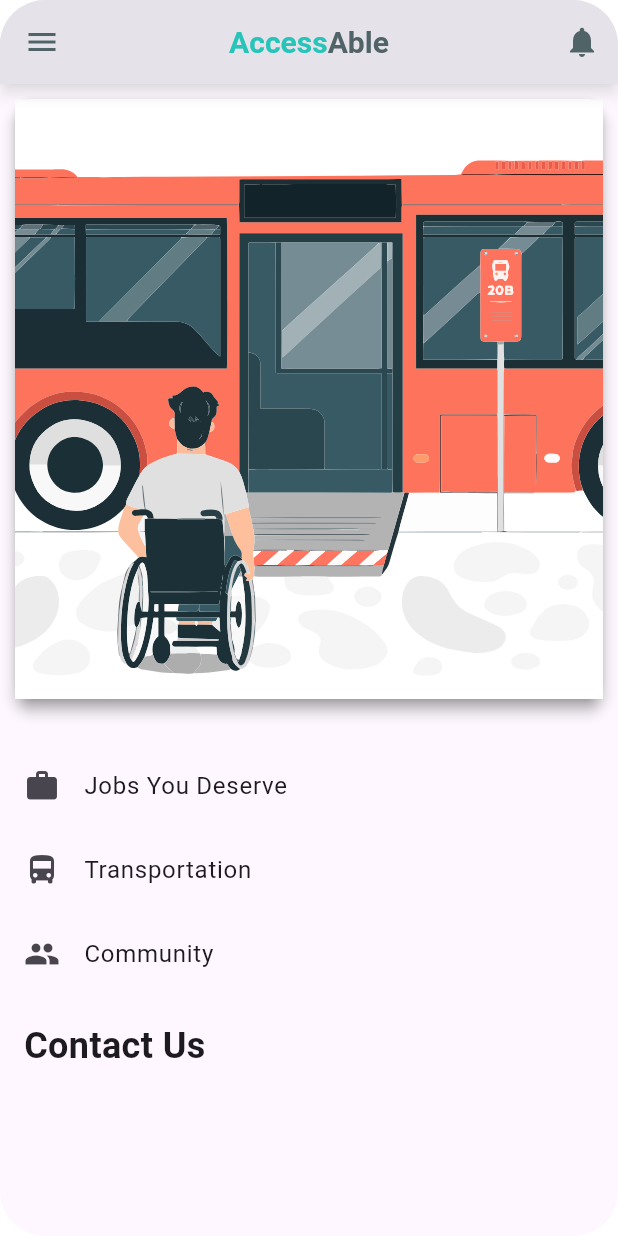
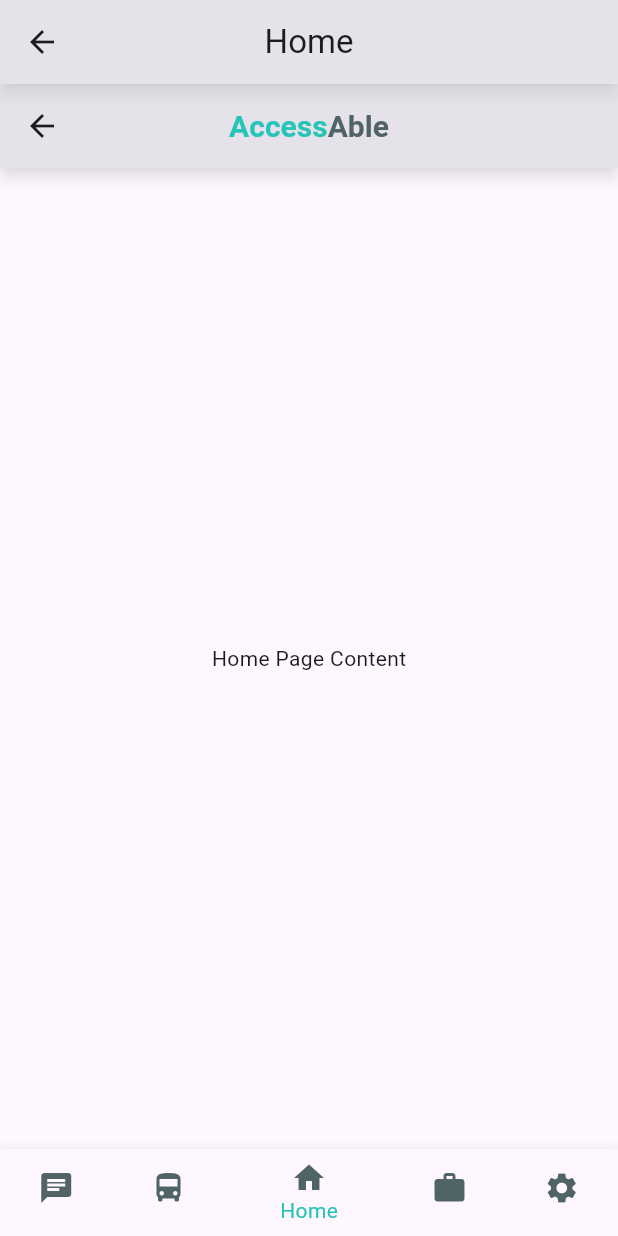
Before and after one commit to Youssef-Essam-Fathy/AccessAble, a Flutter app: the HomePage screen opened by its route, on a phone screen of 412 x 824 dp. Run offline on Flutter 3.47's test engine with Material 3 defaults, Android fonts, the phone set to English and light mode, and no system bars; our stand-ins replace cloud_firestore, firebase_auth, firebase_core, geolocator, google_maps_flutter; accounts and stored records are empty.

Commit message:
changing home style

```diff
--- a/lib/pages/community_page.dart
+++ b/lib/pages/community_page.dart
@@ -5,11 +5,8 @@ class CommunityPage extends StatelessWidget {
 
   @override
   Widget build(BuildContext context) {
-    return Scaffold(
-      appBar: AppBar(
-        title: const Text('Community Page'),
-      ),
-      body: const Center(
+    return const Scaffold(
+      body:  Center(
         child: Text('This is the Community Page'),
       ),
     );
--- a/lib/pages/home_page.dart
+++ b/lib/pages/home_page.dart
@@ -1,37 +1,89 @@
+import 'package:accessable/pages/community_page.dart';
+import 'package:accessable/pages/handicapped_transportation_page.dart';
+import 'package:accessable/pages/job_page.dart';
+import 'package:accessable/pages/settings_page.dart';
 import 'package:flutter/material.dart';
 import 'package:accessable/presentation/color_manager.dart';
-import 'drawer_screen.dart';
-import 'package:flutter_svg/flutter_svg.dart';
 
-class HomePage extends StatelessWidget {
+class HomePage extends StatefulWidget {
   const HomePage({super.key});
 
   @override
+  State<HomePage> createState() => _HomePageState();
+}
+
+class _HomePageState extends State<HomePage> {
+  int _selectedIndex = 2; // Default page is Home
+
+  final List<Widget> _widgetOptions = [
+    const CommunityPage(),
+    const HandicappedTransportationPage(),
+    const HomePageContent(), // This is the new Home page
+    const JobPage(),
+    const SettingsPage(),
+  ];
+
+  List<String> titles = [
+    'Communication',
+    'Transportation',
+    'Home',
+    'Job',
+    'Settings'
+  ];
+
+  void _onItemTapped(int index) {
+    setState(() {
+      _selectedIndex = index;
+    });
+  }
+
+  @override
   Widget build(BuildContext context) {
-    return ClipRRect(
-      borderRadius: BorderRadius.circular(30), // adjust the curve as needed
-      child: Scaffold(
+    return Scaffold(
       appBar: AppBar(
-          leading: Builder(
-            builder: (context) => IconButton(
-              icon: Icon(
-                Icons.menu,
-                color: ColorManager.stormCloud,
+        title: Text(titles[_selectedIndex]),
+        backgroundColor: ColorManager.primary,
       ),
-              onPressed: () => Scaffold.of(context).openDrawer(),
+      body: _widgetOptions.elementAt(_selectedIndex),
+      bottomNavigationBar: BottomNavigationBar(
+        backgroundColor: ColorManager.primary,
+        items:  <BottomNavigationBarItem>[
+          BottomNavigationBarItem(
+            icon: Icon(Icons.chat, color: ColorManager.stormCloud),
+            label: 'Communication',
           ),
+          BottomNavigationBarItem(
+            icon: Icon(Icons.directions_bus, color: ColorManager.stormCloud),
+            label: 'Transportation',
           ),
-          actions: [
-            IconButton(
-              onPressed: () {
-                Navigator.pushNamed(context, '/notifications');
-              },
-              icon: Icon(
-                Icons.notifications,
-                color: ColorManager.stormCloud,
+          BottomNavigationBarItem(
+            icon: Icon(Icons.home, color: ColorManager.stormCloud), // Home icon
+            label: 'Home',
           ),
+          BottomNavigationBarItem(
+            icon: Icon(Icons.work, color: ColorManager.stormCloud),
+            label: 'Job',
+          ),
+          BottomNavigationBarItem(
+            icon: Icon(Icons.settings, color: ColorManager.stormCloud),
+            label: 'Settings',
           ),
         ],
+        currentIndex: _selectedIndex,
+        selectedItemColor: ColorManager.maximumBlueGreen,
+        onTap: _onItemTapped,
+      ),
+    );
+  }
+}
+
+class HomePageContent extends StatelessWidget {
+  const HomePageContent({super.key});
+
+  @override
+  Widget build(BuildContext context) {
+    return Scaffold(
+      appBar: AppBar(
         title: RichText(
           text: TextSpan(
             children: <TextSpan>[
@@ -55,75 +107,8 @@ class HomePage extends StatelessWidget {
         ),
         backgroundColor: ColorManager.primary,
       ),
-        body: Column(
-          children: [
-            Card(
-              margin: const EdgeInsets.all(10),
-              child: SizedBox(
-                height: 400, // adjust the height as needed
-                child: PageView(
-                  children: [
-                    GestureDetector(
-                      onTap: () {
-                        Navigator.pushNamed(context, '/handicappedTransportation');
-                      },
-                      child: SvgPicture.asset(
-                        'assets/images/h_transportation_2.svg',
-                        fit: BoxFit.cover, // This will make the SVG cover the entire card
-                      ),
-                    ),
-                    GestureDetector(
-                      onTap: () {
-                        Navigator.pushNamed(context, '/job');
-                      },
-                      child: SvgPicture.asset(
-                        'assets/images/h_job_2.svg',
-                        fit: BoxFit.cover, // This will make the SVG cover the entire card
-                      ),
-                    ),
-                  ],
-                ),
-              ),
-            ),
-            const SizedBox(height: 20),
-            Expanded(
-              child: ListView(
-                children: [
-                  ListTile(
-                    leading: const Icon(Icons.work),
-                    title: const Text('Jobs You Deserve'),
-                    onTap: () {
-                      Navigator.pushNamed(context, '/job');
-                    },
-                  ),
-                  ListTile(
-                    leading: const Icon(Icons.directions_bus),
-                    title: const Text('Transportation'),
-                    onTap: () {
-                      Navigator.pushNamed(context, '/handicappedTransportation');
-                    },
-                  ),
-                  ListTile(
-                    leading: const Icon(Icons.people),
-                    title: const Text('Community'),
-                    onTap: () {
-                      Navigator.pushNamed(context, '/communityPage');
-                    },
-                  ),
-                  const Padding(
-                    padding: EdgeInsets.all(16.0),
-                    child: Text(
-                      'Contact Us',
-                      style: TextStyle(fontSize: 24, fontWeight: FontWeight.bold),
-                    ),
-                  ),
-                  // Add your Contact Us details here
-                ],
-              ),
-            ),
-          ],
-        ),
-        drawer: const DrawerScreen(), // Add this line
+      body: const Center(
+        child: Text('Home Page Content'), // Replace with your actual home page content
       ),
     );
   }
--- a/lib/shared/resources/routes_manager.dart
+++ b/lib/shared/resources/routes_manager.dart
@@ -14,7 +14,7 @@ import 'package:flutter/material.dart';
 import 'package:accessable/pages/business_sign_up_page.dart';
 import 'package:accessable/pages/specify_user_page.dart';
 import 'package:accessable/pages/individual_sign_up_page.dart';
-import '../../pages/jop_page.dart';
+import '../../pages/job_page.dart';
 import 'strings_manager.dart';
 
 // to add new page follow that 3 steps
```
Also changed, not shown: lib/pages/handicapped_transportation_page.dart (+0 -11 lines), lib/pages/job_page.dart (added, +49 -0 lines), lib/pages/jop_page.dart (deleted, +0 -49 lines), lib/pages/settings_page.dart (added, +19 -0 lines). Lines whose indentation alone changed are shown as unchanged.
